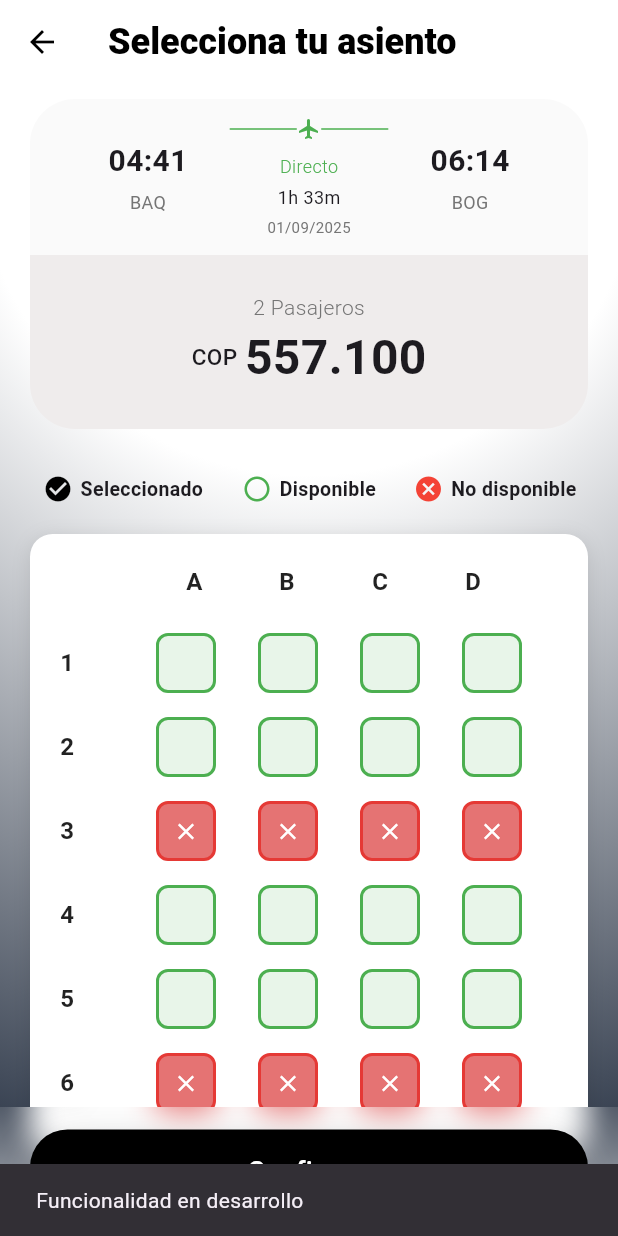
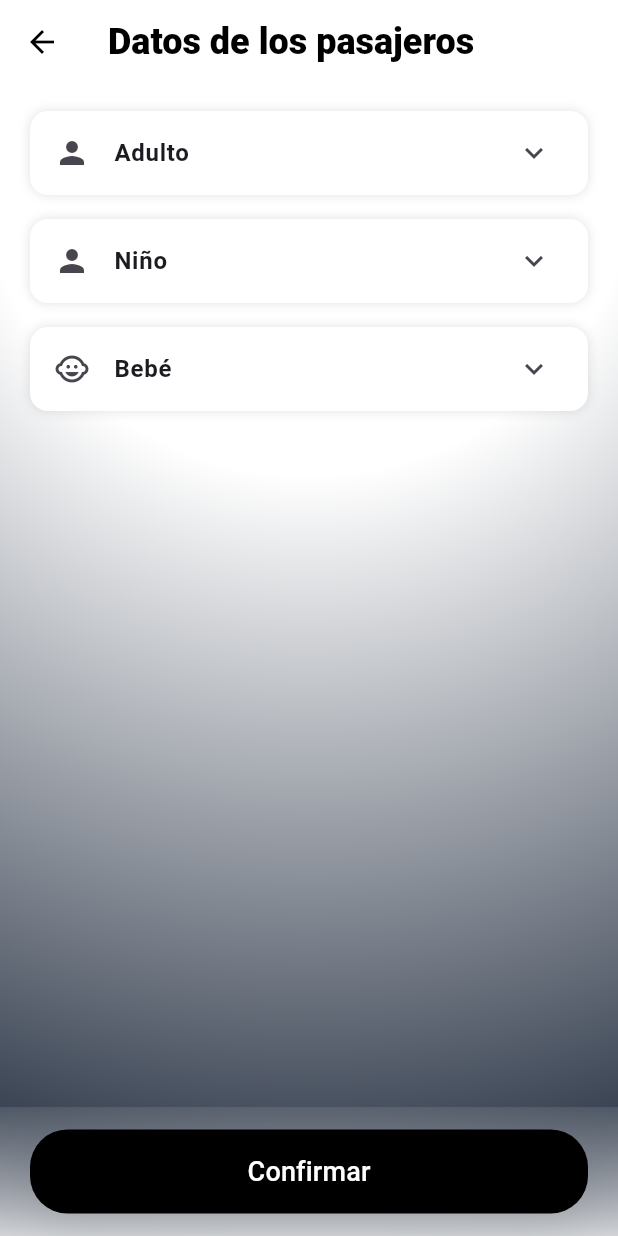
Before and after one commit to ELDIABE22/next_trip_flutter, a Flutter app: the FlightSeatsPage screen opened directly, after a tap on "Confirmar", on a phone screen of 412 x 824 dp. Run offline on Flutter 3.47's test engine with Material 3 defaults, Android fonts, the phone set to English and light mode, and no system bars; our stand-ins replace google_fonts; Roboto replaces fonts that are missing (Prompt).

Commit message:
Implementación vista de datos de los pasajeros

```diff
--- /dev/null
+++ b/lib/core/widgets/appbar.dart
@@ -0,0 +1,36 @@
+import 'package:flutter/material.dart';
+
+class Appbar extends StatelessWidget implements PreferredSizeWidget {
+  final String title;
+  final Color? textColor;
+  final Color? iconColor;
+  final Color? bgColor;
+
+  const Appbar({
+    super.key,
+    required this.title,
+    this.textColor,
+    this.iconColor,
+    this.bgColor,
+  });
+
+  @override
+  Size get preferredSize => const Size.fromHeight(kToolbarHeight);
+
+  @override
+  Widget build(BuildContext context) {
+    return AppBar(
+      backgroundColor: bgColor ?? Colors.white,
+      title: Text(
+        title,
+        style: TextStyle(
+          fontSize: 24,
+          fontWeight: FontWeight.w800,
+          color: textColor ?? Colors.black,
+        ),
+      ),
+      iconTheme: IconThemeData(color: iconColor ?? Colors.black),
+      elevation: 0,
+    );
+  }
+}
--- /dev/null
+++ b/lib/features/flights/presentation/pages/flight_passenger_data_page.dart
@@ -0,0 +1,45 @@
+import 'package:flutter/material.dart';
+import 'package:next_trip/core/constants/app_constants_colors.dart';
+import 'package:next_trip/core/widgets/appbar.dart';
+import 'package:next_trip/features/flights/presentation/widgets/flightPassengerDataPage/collapsible_passenger_box.dart';
+import 'package:next_trip/features/flights/presentation/widgets/flightPassengerDataPage/confirm_passenger_data_button.dart';
+
+class FlightPassengerDataPage extends StatelessWidget {
+  const FlightPassengerDataPage({super.key});
+
+  @override
+  Widget build(BuildContext context) {
+    return Scaffold(
+      appBar: Appbar(title: "Datos de los pasajeros"),
+      body: Container(
+        width: double.infinity,
+        height: double.infinity,
+        decoration: AppConstantsColors.radialBackground,
+        child: Stack(
+          children: [
+            SingleChildScrollView(
+              child: Container(
+                padding: const EdgeInsets.symmetric(horizontal: 20, vertical: 10),
+                child: Column(
+                  children: [
+                    CollapsiblePassengerBox(
+                      title: "Adulto",
+                      icon: Icons.person,
+                    ),
+                    CollapsiblePassengerBox(title: "Niño", icon: Icons.person),
+                    CollapsiblePassengerBox(
+                      title: "Bebé",
+                      icon: Icons.child_care,
+                    ),
+                    const SizedBox(height: 100),
+                  ],
+                ),
+              ),
+            ),
+            ConfirmPassengerDataButton(),
+          ],
+        ),
+      ),
+    );
+  }
+}
--- a/lib/features/flights/presentation/pages/flight_seats_page.dart
+++ b/lib/features/flights/presentation/pages/flight_seats_page.dart
@@ -1,8 +1,8 @@
-import 'dart:ui';
 import 'package:flutter/material.dart';
 import 'package:next_trip/core/constants/app_constants_colors.dart';
-import 'package:next_trip/core/widgets/custom_button.dart';
+import 'package:next_trip/core/widgets/appbar.dart';
 import 'package:next_trip/features/flights/presentation/widgets/flightSearchPage/flight_card.dart';
+import 'package:next_trip/features/flights/presentation/widgets/flightSeatsPage/confirm_button.dart';
 import 'package:next_trip/features/flights/presentation/widgets/flightSeatsPage/seat_grid.dart';
 import 'package:next_trip/features/flights/presentation/widgets/flightSeatsPage/seat_legends.dart';
 
@@ -17,19 +17,7 @@ class _FlightSeatsPageState extends State<FlightSeatsPage> {
   @override
   Widget build(BuildContext context) {
     return Scaffold(
-      appBar: AppBar(
-        backgroundColor: Colors.white,
-        title: const Text(
-          "Selecciona tu asiento",
-          style: TextStyle(
-            fontSize: 24,
-            fontWeight: FontWeight.w800,
-            color: Colors.black,
-          ),
-        ),
-        iconTheme: const IconThemeData(color: Colors.black),
-        elevation: 0,
-      ),
+      appBar: Appbar(title: "Selecciona tu asiento"),
       body: Container(
         decoration: AppConstantsColors.radialBackground,
         child: Stack(
@@ -52,44 +40,7 @@ class _FlightSeatsPageState extends State<FlightSeatsPage> {
               ),
             ),
 
-            Positioned(
-              bottom: 0,
-              left: 0,
-              right: 0,
-              child: ClipRect(
-                child: BackdropFilter(
-                  filter: ImageFilter.blur(sigmaX: 10, sigmaY: 10),
-                  child: Container(
-                    decoration: BoxDecoration(
-                      gradient: LinearGradient(
-                        begin: Alignment.topCenter,
-                        end: Alignment.bottomCenter,
-                        colors: [
-                          Colors.white.withValues(alpha: 0.1),
-                          Colors.white.withValues(alpha: 0.8),
-                        ],
-                      ),
-                    ),
-                    child: Container(
-                      padding: const EdgeInsets.symmetric(
-                        horizontal: 20,
-                        vertical: 15,
-                      ),
-                      child: CustomButton(
-                        text: "Confirmar",
-                        onPressed: () {
-                          ScaffoldMessenger.of(context).showSnackBar(
-                            SnackBar(
-                              content: Text("Funcionalidad en desarrollo"),
-                            ),
-                          );
-                        },
-                      ),
-                    ),
-                  ),
-                ),
-              ),
-            ),
+            ConfirmButton(),
           ],
         ),
       ),
--- /dev/null
+++ b/lib/features/flights/presentation/widgets/flightPassengerDataPage/collapsible_passenger_box.dart
@@ -0,0 +1,67 @@
+import 'package:flutter/material.dart';
+import 'package:next_trip/core/widgets/input.dart';
+
+class CollapsiblePassengerBox extends StatefulWidget {
+  final String title;
+  final IconData icon;
+
+  const CollapsiblePassengerBox({
+    super.key,
+    required this.title,
+    required this.icon,
+  });
+
+  @override
+  State<CollapsiblePassengerBox> createState() =>
+      _CollapsiblePassengerBoxState();
+}
+
+class _CollapsiblePassengerBoxState extends State<CollapsiblePassengerBox> {
+  bool isExpanded = false;
+
+  @override
+  Widget build(BuildContext context) {
+    return Container(
+      margin: EdgeInsets.symmetric(vertical: 8),
+      decoration: BoxDecoration(
+        color: Colors.white,
+        borderRadius: BorderRadius.circular(12),
+        boxShadow: [BoxShadow(color: Colors.black12, blurRadius: 6)],
+      ),
+      child: Column(
+        children: [
+          ListTile(
+            leading: Icon(widget.icon),
+            title: Text(
+              widget.title,
+              style: TextStyle(fontWeight: FontWeight.bold),
+            ),
+            trailing: Icon(isExpanded ? Icons.expand_less : Icons.expand_more),
+            onTap: () => setState(() => isExpanded = !isExpanded),
+          ),
+          if (isExpanded)
+            Padding(
+              padding: const EdgeInsets.only(bottom: 20, left: 20, right: 20),
+              child: Column(
+                children: [
+                  Input(labelText: "Nombre"),
+                  SizedBox(height: 15),
+                  Input(labelText: "Apellido"),
+                  SizedBox(height: 15),
+                  Input(labelText: "Fecha de nacimiento"),
+                  SizedBox(height: 15),
+                  Input(labelText: "Género"),
+                  SizedBox(height: 15),
+                  Input(labelText: "Número de documento"),
+                  SizedBox(height: 15),
+                  Input(labelText: "Email"),
+                  SizedBox(height: 15),
+                  Input(labelText: "Número de teléfono"),
+                ],
+              ),
+            ),
+        ],
+      ),
+    );
+  }
+}
--- /dev/null
+++ b/lib/features/flights/presentation/widgets/flightPassengerDataPage/confirm_passenger_data_button.dart
@@ -0,0 +1,49 @@
+import 'dart:ui';
+import 'package:flutter/material.dart';
+import 'package:next_trip/core/widgets/custom_button.dart';
+
+class ConfirmPassengerDataButton extends StatelessWidget {
+  const ConfirmPassengerDataButton({super.key});
+
+  @override
+  Widget build(BuildContext context) {
+    return Positioned(
+      bottom: 0,
+      left: 0,
+      right: 0,
+      child: ClipRect(
+        child: BackdropFilter(
+          filter: ImageFilter.blur(sigmaX: 10, sigmaY: 10),
+          child: Container(
+            decoration: BoxDecoration(
+              gradient: LinearGradient(
+                begin: Alignment.topCenter,
+                end: Alignment.bottomCenter,
+                colors: [
+                  Colors.white.withValues(alpha: 0.1),
+                  Colors.white.withValues(alpha: 0.8),
+                ],
+              ),
+            ),
+            child: Container(
+              padding: const EdgeInsets.symmetric(
+                horizontal: 20,
+                vertical: 15,
+              ),
+              child: CustomButton(
+                text: "Confirmar",
+                onPressed: () {
+                  ScaffoldMessenger.of(context).showSnackBar(
+                    SnackBar(
+                      content: Text("Funcionalidad en desarrollo"),
+                    ),
+                  );
+                },
+              ),
+            ),
+          ),
+        ),
+      ),
+    );
+  }
+}
--- /dev/null
+++ b/lib/features/flights/presentation/widgets/flightSeatsPage/confirm_button.dart
@@ -0,0 +1,49 @@
+import 'dart:ui';
+
+import 'package:flutter/material.dart';
+import 'package:next_trip/core/widgets/custom_button.dart';
+import 'package:next_trip/features/flights/presentation/pages/flight_passenger_data_page.dart';
+
+class ConfirmButton extends StatelessWidget {
+  const ConfirmButton({super.key});
+
+  @override
+  Widget build(BuildContext context) {
+    return Positioned(
+      bottom: 0,
+      left: 0,
+      right: 0,
+      child: ClipRect(
+        child: BackdropFilter(
+          filter: ImageFilter.blur(sigmaX: 10, sigmaY: 10),
+          child: Container(
+            decoration: BoxDecoration(
+              gradient: LinearGradient(
+                begin: Alignment.topCenter,
+                end: Alignment.bottomCenter,
+                colors: [
+                  Colors.white.withValues(alpha: 0.1),
+                  Colors.white.withValues(alpha: 0.8),
+                ],
+              ),
+            ),
+            child: Container(
+              padding: const EdgeInsets.symmetric(horizontal: 20, vertical: 15),
+              child: CustomButton(
+                text: "Confirmar",
+                onPressed: () {
+                  Navigator.push(
+                    context,
+                    MaterialPageRoute(
+                      builder: (context) => const FlightPassengerDataPage(),
+                    ),
+                  );
+                },
+              ),
+            ),
+          ),
+        ),
+      ),
+    );
+  }
+}
```
Also changed, not shown: lib/core/widgets/input.dart (added, +35 -0 lines), lib/features/destinations/presentation/pages/city_list_page.dart (+4 -26 lines), lib/features/destinations/presentation/pages/country_list_page.dart (+4 -27 lines), lib/features/flights/presentation/widgets/flightSearchPage/flight_card.dart (+6 -4 lines).
